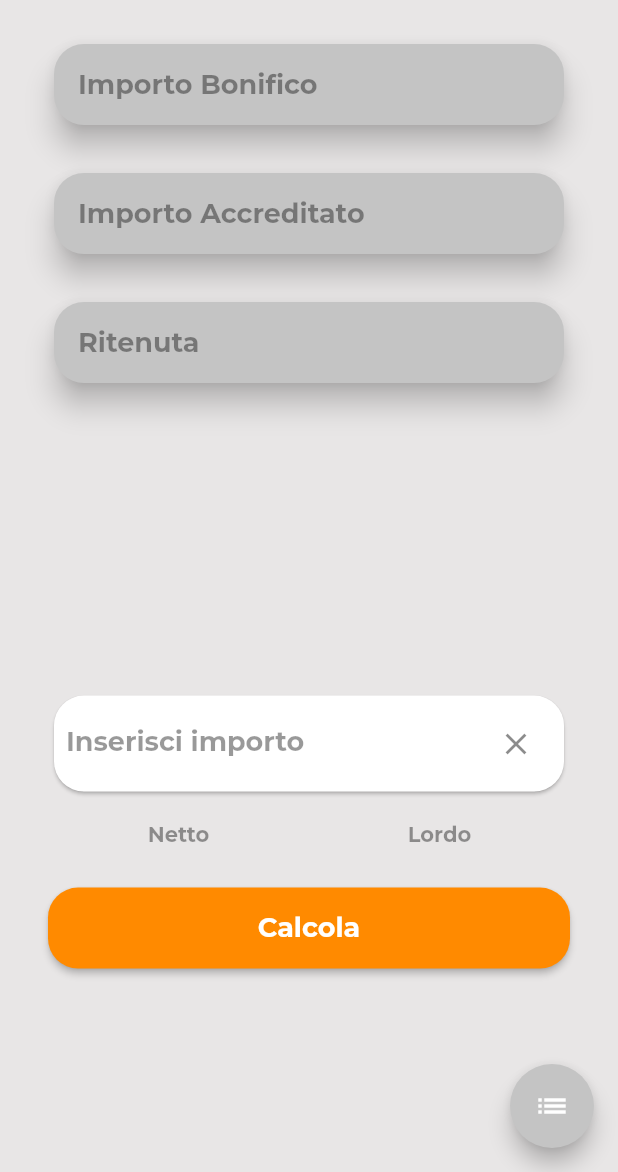
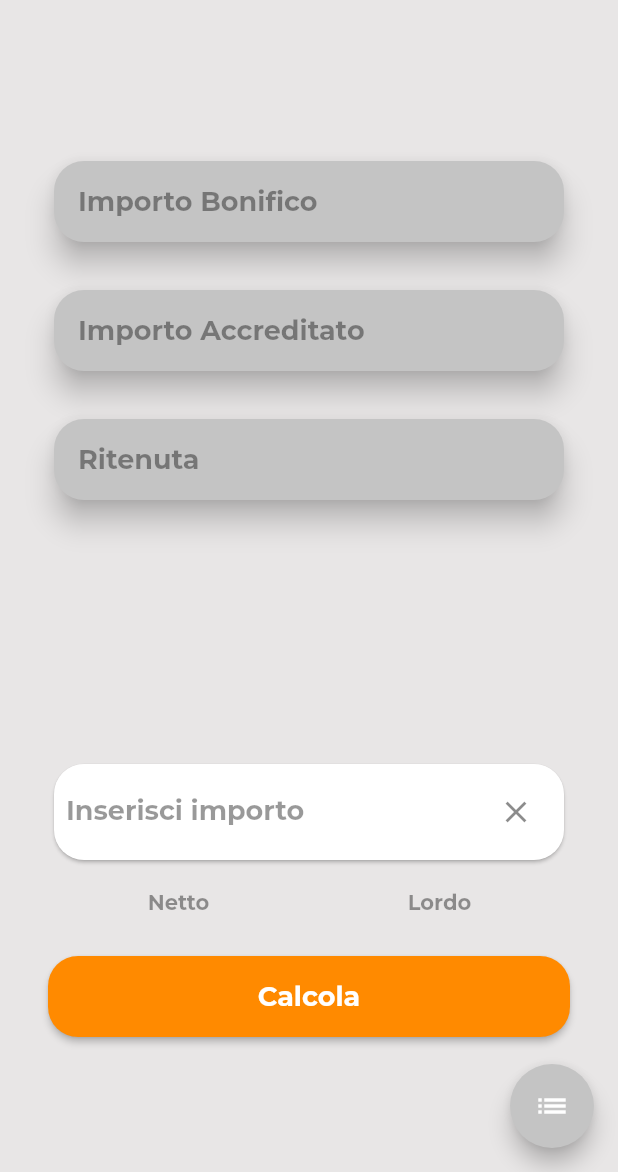
Before and after one commit to Albenga96/ritenute_bonifici, a Flutter app: the screen it shows after launch, on a phone screen of 412 x 824 dp, the part 64-1236 px from its top. Run offline on Flutter 3.47's test engine with Material 2 defaults, Android fonts, the phone set to English and light mode, and no system bars; our stand-ins replace google_fonts.

Commit message:
Updated scrolling

```diff
--- a/lib/src/presentation/view/home_view.dart
+++ b/lib/src/presentation/view/home_view.dart
@@ -14,7 +14,7 @@ class HomeView extends StatelessWidget {
       floatingActionButton: FloatingActionButton(
         backgroundColor: RitenuteColors.ritenuteSecondaryColor,
         onPressed: () {},
-        child: Icon(
+        child: const Icon(
           Icons.list,
         ),
       ),
@@ -37,9 +37,10 @@ class HomeView extends StatelessWidget {
         ),
       ),
       body: Column(
-        mainAxisAlignment: MainAxisAlignment.start,
+        mainAxisAlignment: MainAxisAlignment.spaceAround,
         children: [
           Column(
+            mainAxisSize: MainAxisSize.min,
             children: const [
               TextCard(
                 text: 'Importo Bonifico',
@@ -52,8 +53,8 @@ class HomeView extends StatelessWidget {
               ),
             ],
           ),
-          Spacer(),
           Column(
+            mainAxisSize: MainAxisSize.min,
             children: [
               const InsertImport(),
               Padding(
@@ -112,9 +113,6 @@ class HomeView extends StatelessWidget {
               )
             ],
           ),
-          SizedBox(
-            height: MediaQuery.of(context).size.height * 0.15,
-          ),
         ],
       ),
     );
```
Also changed, not shown: 1 other file.
